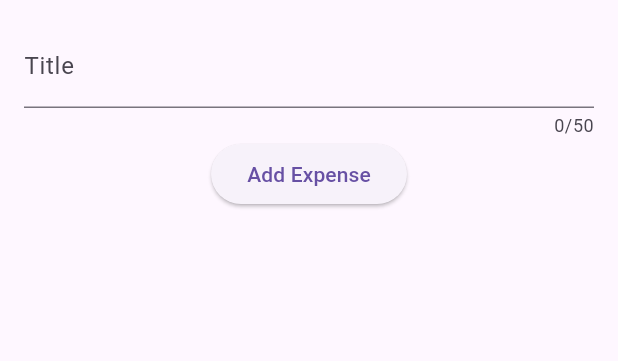
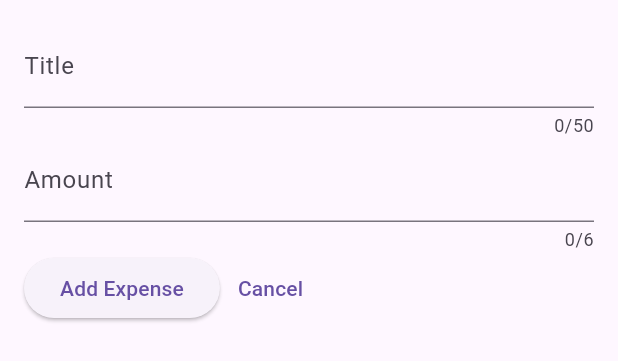
Before and after one commit to pnkulkarni05/expenses_tracker, a Flutter app: the NewExpense widget shown alone on an empty page, opened directly, after a tap on "Add Expense", on a phone screen of 412 x 824 dp. Shown: the top 361 px of the screen. Run offline on Flutter 3.47's test engine with Material 3 defaults, Android fonts, the phone set to English and light mode, and no system bars.

Commit message:
Added another textfield and textEditingCOntroller for getting amount of expense from user.

```diff
--- a/commits_description.txt
+++ b/commits_description.txt
@@ -99,3 +99,10 @@ It's called automatically by flutter when the widget and its state are about to
 - only "State" classes can implement "dispose" method thats why we have used statefulwidget here.
 
 -------------------------------------------------------------------------------------------------------------------------------------------------------------------------
+
+Commit 12:
+Added another TextField and textEditingController for getting amount of expense from user.
+Used a parameter "prefix" of inputdecoration field to add a $ sign in front of amount when user try to enter any amount.
+
+
+-------------------------------------------------------------------------------------------------------------------------------------------------------------------------
--- a/lib/widgets/new_expense.dart
+++ b/lib/widgets/new_expense.dart
@@ -19,10 +19,12 @@ class _NewExpenseState extends State<NewExpense> {
   //Approach 2 for storing the input written by user in the textfield using controller.
 
   final _inputController = TextEditingController();
+  final _valueController = TextEditingController();
 
   @override
   void dispose() {
     _inputController.dispose();
+    _valueController.dispose();
     super.dispose();
   }
 
@@ -39,11 +41,32 @@ class _NewExpenseState extends State<NewExpense> {
               label: Text("Title"),
             ),
           ),
-          ElevatedButton(
-              onPressed: () {
-                print(_inputController.text);
-              },
-              child: const Text("Add Expense")),
+          TextField(
+            keyboardType: TextInputType.number,
+            controller: _valueController,
+            maxLength: 6,
+            decoration: const InputDecoration(
+              label: Text("Amount"),
+              prefix: Text("\$ "),
+            ),
+          ),
+          Row(
+            children: [
+              ElevatedButton(
+                onPressed: () {
+                  print(_inputController.text);
+                  print(_valueController.text);
+                },
+                child: const Text("Add Expense"),
+              ),
+              TextButton(
+                onPressed: () {
+                  print("Expense cancelled");
+                },
+                child: const Text("Cancel"),
+              )
+            ],
+          ),
         ],
       ),
     );
```
